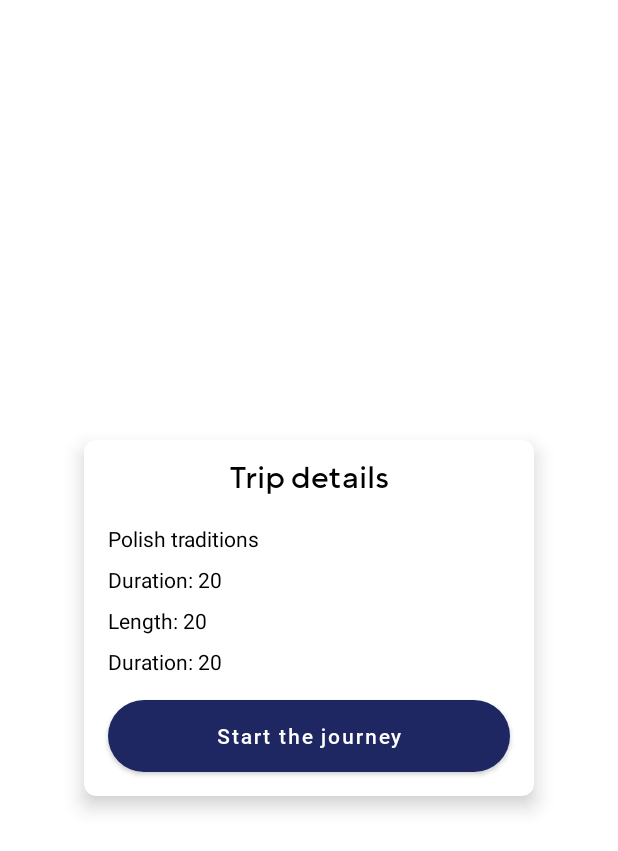
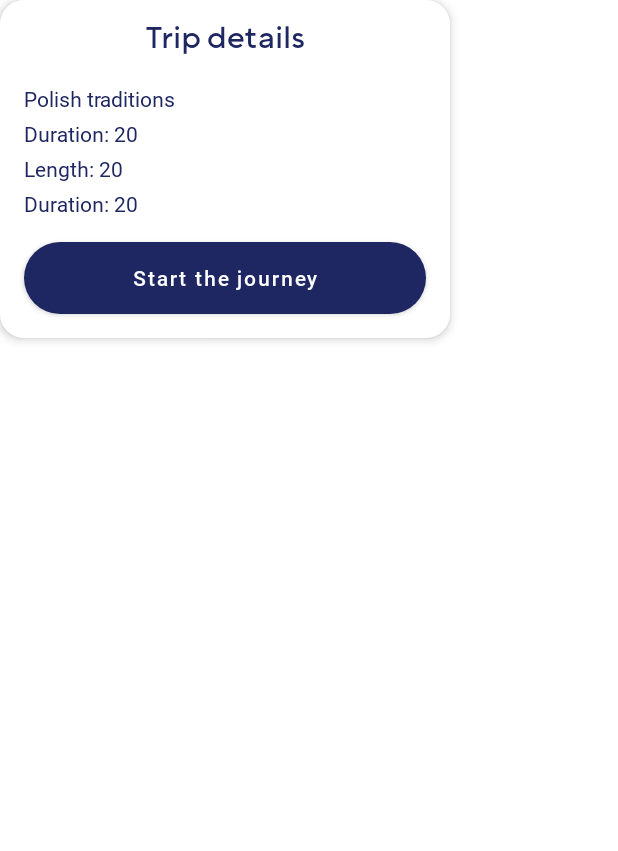
Before and after one commit to 3dck-org/trip-planner-android-app, an Android app: the layout dialog_trip_subscription.xml on its own in the app's theme, with its tools: preview values and no code run, on a phone screen of 412 x 824 dp. Shown: the top 851 px of the screen. Run offline under Robolectric (Android 15) with nearby library versions, the phone set to English and light mode, and no system bars.

Commit message:
corrected validation, trip selecting dialog, reformatted layout

```diff
--- a/app/src/main/res/drawable/trip_dialog_shape.xml
+++ b/app/src/main/res/drawable/trip_dialog.xml
@@ -1,6 +1,5 @@
 <?xml version="1.0" encoding="utf-8"?>
 <shape xmlns:android="http://schemas.android.com/apk/res/android">
     <solid android:color="@android:color/white"/>
-    <stroke android:width="1dp" android:color="@color/base_color_3" />
     <corners android:radius="16dp"/>
 </shape>
--- a/app/src/main/res/layout/dialog_trip_subscription.xml
+++ b/app/src/main/res/layout/dialog_trip_subscription.xml
@@ -1,19 +1,11 @@
 <?xml version="1.0" encoding="utf-8"?>
-<androidx.cardview.widget.CardView xmlns:android="http://schemas.android.com/apk/res/android"
+<androidx.constraintlayout.widget.ConstraintLayout xmlns:android="http://schemas.android.com/apk/res/android"
     xmlns:app="http://schemas.android.com/apk/res-auto"
     xmlns:tools="http://schemas.android.com/tools"
-    android:id="@+id/trip_dialog_cv"
     android:layout_width="wrap_content"
     android:layout_height="wrap_content"
-    android:layout_gravity="center"
-    android:minWidth="300dp"
-    android:padding="@dimen/first_margin"
-    app:cardCornerRadius="@dimen/first_margin"
-    app:cardElevation="@dimen/first_margin">
-
-    <androidx.constraintlayout.widget.ConstraintLayout
-        android:layout_width="match_parent"
-        android:layout_height="match_parent"
+    android:background="@drawable/trip_dialog"
+    android:elevation="4dp"
     android:minWidth="300dp">
 
     <TextView
@@ -22,11 +14,13 @@
         android:layout_width="wrap_content"
         android:layout_height="wrap_content"
         android:layout_marginTop="@dimen/half_second_margin"
+        android:fontFamily="@font/roboto_bold"
+        android:text="@string/trip_details_title"
+        android:textColor="@color/base_color_3"
         android:textSize="@dimen/half_third_margin"
         app:layout_constraintEnd_toEndOf="parent"
         app:layout_constraintStart_toStartOf="parent"
-            app:layout_constraintTop_toTopOf="parent"
-            android:text="@string/trip_details_title" />
+        app:layout_constraintTop_toTopOf="parent" />
 
     <TextView
         android:id="@+id/trip_name_tv"
@@ -35,6 +29,8 @@
         android:layout_height="wrap_content"
         android:layout_marginStart="@dimen/second_margin"
         android:layout_marginTop="@dimen/second_margin"
+        android:fontFamily="@font/roboto_regular"
+        android:textColor="@color/base_color_3"
         app:layout_constraintStart_toStartOf="parent"
         app:layout_constraintTop_toBottomOf="@id/trip_title_tv"
         tools:text="Polish traditions" />
@@ -45,7 +41,9 @@
         android:layout_width="wrap_content"
         android:layout_height="wrap_content"
         android:layout_marginStart="@dimen/second_margin"
-            android:layout_marginTop="@dimen/first_margin"
+        android:layout_marginTop="@dimen/half_first_margin"
+        android:fontFamily="@font/roboto_regular"
+        android:textColor="@color/base_color_3"
         app:layout_constraintStart_toStartOf="parent"
         app:layout_constraintTop_toBottomOf="@id/trip_name_tv"
         tools:text="Duration: 20" />
@@ -56,7 +54,9 @@
         android:layout_width="wrap_content"
         android:layout_height="wrap_content"
         android:layout_marginStart="@dimen/second_margin"
-            android:layout_marginTop="@dimen/first_margin"
+        android:layout_marginTop="@dimen/half_first_margin"
+        android:fontFamily="@font/roboto_regular"
+        android:textColor="@color/base_color_3"
         app:layout_constraintStart_toStartOf="parent"
         app:layout_constraintTop_toBottomOf="@id/trip_duration_tv"
         tools:text="Length: 20" />
@@ -67,7 +67,9 @@
         android:layout_width="wrap_content"
         android:layout_height="wrap_content"
         android:layout_marginStart="@dimen/second_margin"
-            android:layout_marginTop="@dimen/first_margin"
+        android:layout_marginTop="@dimen/half_first_margin"
+        android:fontFamily="@font/roboto_regular"
+        android:textColor="@color/base_color_3"
         app:layout_constraintStart_toStartOf="parent"
         app:layout_constraintTop_toBottomOf="@id/trip_length_tv"
         tools:text="Duration: 20" />
@@ -90,4 +92,3 @@
         app:layout_constraintStart_toStartOf="parent"
         app:layout_constraintTop_toBottomOf="@id/trip_description_tv" />
 </androidx.constraintlayout.widget.ConstraintLayout>
-</androidx.cardview.widget.CardView>
--- a/app/src/main/res/layout/fragment_register.xml
+++ b/app/src/main/res/layout/fragment_register.xml
@@ -153,7 +153,6 @@
             android:layout_marginVertical="@dimen/fourth_margin"
             android:background="@drawable/default_app_round_button"
             android:elevation="8dp"
-            android:enabled="false"
             android:fontFamily="@font/roboto_medium"
             android:text="@string/sign_up"
             android:textAlignment="center"
--- a/app/src/main/res/layout/item_settings_view.xml
+++ b/app/src/main/res/layout/item_settings_view.xml
@@ -8,6 +8,7 @@
 
     <com.google.android.material.button.MaterialButton
         android:id="@+id/setting_mb"
+        style="@style/DefaultButtonStyle"
         android:layout_width="match_parent"
         android:layout_height="match_parent"
         android:layout_marginHorizontal="@dimen/second_margin"
--- a/app/src/main/res/values/strings.xml
+++ b/app/src/main/res/values/strings.xml
@@ -18,4 +18,5 @@
     <string name="theme_setting_description">(Please, drag the icon to change application theme)</string>
     <string name="moje_dane">Account information:</string>
     <string name="change_password_btn">Change password</string>
+    <string name="login_description_tv">Please, enter your email and password to login:</string>
 </resources>
--- a/app/src/main/res/values/styles.xml
+++ b/app/src/main/res/values/styles.xml
@@ -52,4 +52,8 @@
         <item name="android:textStyle">normal</item>
         <item name="fontFamily">@font/chesnagrotesk_medium</item>
     </style>
+
+    <style name="CustomAlertDialog" parent="Theme.AppCompat.Light.Dialog.Alert">
+        <item name="android:windowBackground">@drawable/trip_dialog</item>
+    </style>
 </resources>
```
Also changed, not shown: app/src/main/java/com/example/tripplanner/adapters/OfferedTripsAdapter.kt (+0 -11 lines), app/src/main/java/com/example/tripplanner/extensions/UIExtensions.kt (+4 -4 lines), app/src/main/java/com/example/tripplanner/views/dialogs/TripSubscriptionDialog.kt (+11 -7 lines), app/src/main/java/com/example/tripplanner/views/fragments/LoginFragment.kt (+24 -16 lines), app/src/main/java/com/example/tripplanner/views/fragments/RegisterFragment.kt (+31 -17 lines), app/src/main/res/layout/fragment_login.xml (+3 -5 lines), app/src/main/res/layout/fragment_settings.xml (+6 -3 lines). Lines whose indentation alone changed are shown as unchanged.
